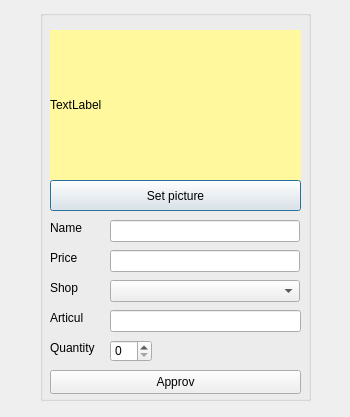
Above: Mebel_aplication/addprod.ui from ValeZh/Project_mebel before the change. Below: the same form after it.
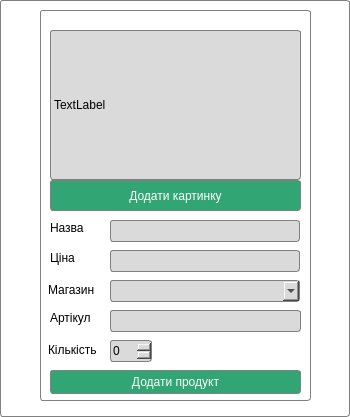
That is the form after the change.

Patch:
```diff
--- a/Mebel_aplication/addprod.ui
+++ b/Mebel_aplication/addprod.ui
@@ -13,6 +13,15 @@
   <property name="windowTitle">
    <string>Add Product</string>
   </property>
+  <property name="autoFillBackground">
+   <bool>false</bool>
+  </property>
+  <property name="styleSheet">
+   <string notr="true">background-color: rgb(255, 255, 255);
+ border: 1px solid gray;
+border-radius: 3px;
+</string>
+  </property>
   <widget class="QGroupBox" name="groupBox">
    <property name="geometry">
     <rect>
@@ -22,6 +31,9 @@
      <height>391</height>
     </rect>
    </property>
+   <property name="styleSheet">
+    <string notr="true"/>
+   </property>
    <property name="title">
     <string/>
    </property>
@@ -35,7 +47,7 @@
      </rect>
     </property>
     <property name="styleSheet">
-     <string notr="true">background-color: rgb(255, 248, 156);</string>
+     <string notr="true">background-color: rgb(218, 218, 218);</string>
     </property>
     <property name="text">
      <string>TextLabel</string>
@@ -50,8 +62,15 @@
       <height>16</height>
      </rect>
     </property>
+    <property name="styleSheet">
+     <string notr="true">font: 10pt &quot;Segoe UI&quot;;
+border:none;</string>
+    </property>
+    <property name="lineWidth">
+     <number>0</number>
+    </property>
     <property name="text">
-     <string>Name</string>
+     <string>Назва</string>
     </property>
    </widget>
    <widget class="QPushButton" name="setPicBut">
@@ -63,8 +82,13 @@
       <height>31</height>
      </rect>
     </property>
+    <property name="styleSheet">
+     <string notr="true">background-color: rgb(49, 166, 116);color: white;
+font: 700 9pt &quot;Segoe UI&quot;;
+</string>
+    </property>
     <property name="text">
-     <string>Set picture</string>
+     <string>Додати картинку</string>
     </property>
    </widget>
    <widget class="QLineEdit" name="nameLd">
@@ -76,6 +100,9 @@
       <height>22</height>
      </rect>
     </property>
+    <property name="styleSheet">
+     <string notr="true">background-color: rgb(218, 218, 218);</string>
+    </property>
    </widget>
    <widget class="QLabel" name="label_3">
     <property name="geometry">
@@ -86,8 +113,12 @@
       <height>16</height>
      </rect>
     </property>
+    <property name="styleSheet">
+     <string notr="true">font: 10pt &quot;Segoe UI&quot;;
+border:none;</string>
+    </property>
     <property name="text">
-     <string>Price</string>
+     <string>Ціна</string>
     </property>
    </widget>
    <widget class="QLineEdit" name="priceLd">
@@ -99,18 +130,25 @@
       <height>22</height>
      </rect>
     </property>
+    <property name="styleSheet">
+     <string notr="true">background-color: rgb(218, 218, 218);</string>
+    </property>
    </widget>
    <widget class="QLabel" name="label_4">
     <property name="geometry">
      <rect>
-      <x>10</x>
+      <x>8</x>
       <y>270</y>
-      <width>49</width>
-      <height>16</height>
+      <width>51</width>
+      <height>20</height>
      </rect>
     </property>
+    <property name="styleSheet">
+     <string notr="true">font: 10pt &quot;Segoe UI&quot;;
+border:none;</string>
+    </property>
     <property name="text">
-     <string>Shop</string>
+     <string>Магазин</string>
     </property>
    </widget>
    <widget class="QComboBox" name="shopCb">
@@ -122,6 +160,9 @@
       <height>22</height>
      </rect>
     </property>
+    <property name="styleSheet">
+     <string notr="true">background-color: rgb(218, 218, 218);</string>
+    </property>
    </widget>
    <widget class="QLabel" name="label_5">
     <property name="geometry">
@@ -132,8 +173,12 @@
       <height>16</height>
      </rect>
     </property>
+    <property name="styleSheet">
+     <string notr="true">font: 10pt &quot;Segoe UI&quot;;
+border:none;</string>
+    </property>
     <property name="text">
-     <string>Articul</string>
+     <string>Артікул</string>
     </property>
    </widget>
    <widget class="QLineEdit" name="articulLd">
@@ -145,6 +190,9 @@
       <height>22</height>
      </rect>
     </property>
+    <property name="styleSheet">
+     <string notr="true">background-color: rgb(218, 218, 218);</string>
+    </property>
    </widget>
    <widget class="QPushButton" name="approvBut">
     <property name="geometry">
@@ -155,8 +203,12 @@
       <height>24</height>
      </rect>
     </property>
+    <property name="styleSheet">
+     <string notr="true">background-color: rgb(49, 166, 116);color: white;
+font: 700 10pt &quot;Segoe UI&quot;;</string>
+    </property>
     <property name="text">
-     <string>Approv</string>
+     <string>Додати продукт</string>
     </property>
    </widget>
    <widget class="QSpinBox" name="spinBox">
@@ -168,18 +220,25 @@
       <height>22</height>
      </rect>
     </property>
+    <property name="styleSheet">
+     <string notr="true">background-color: rgb(218, 218, 218);</string>
+    </property>
    </widget>
    <widget class="QLabel" name="label">
     <property name="geometry">
      <rect>
-      <x>10</x>
+      <x>8</x>
       <y>330</y>
-      <width>49</width>
-      <height>16</height>
+      <width>51</width>
+      <height>20</height>
      </rect>
     </property>
+    <property name="styleSheet">
+     <string notr="true">font: 10pt &quot;Segoe UI&quot;;
+border:none;</string>
+    </property>
     <property name="text">
-     <string>Quantity</string>
+     <string>Кількість</string>
     </property>
    </widget>
   </widget>
```
